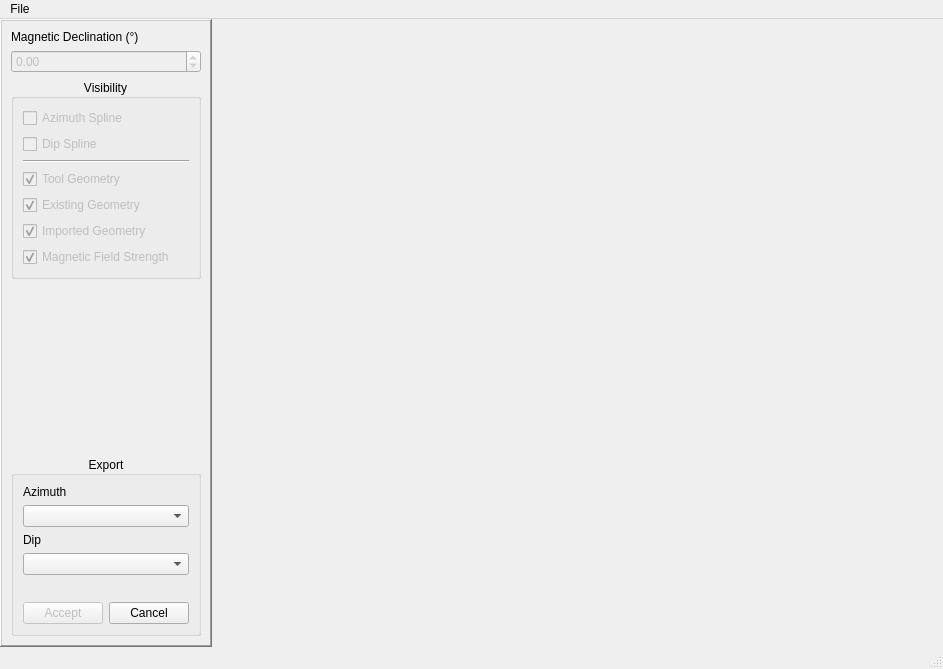
Before: the Qt Designer form src/qt_ui/pem_geometry.ui in Eric-Meunier/Processor-Suite, drawn with Qt 5.
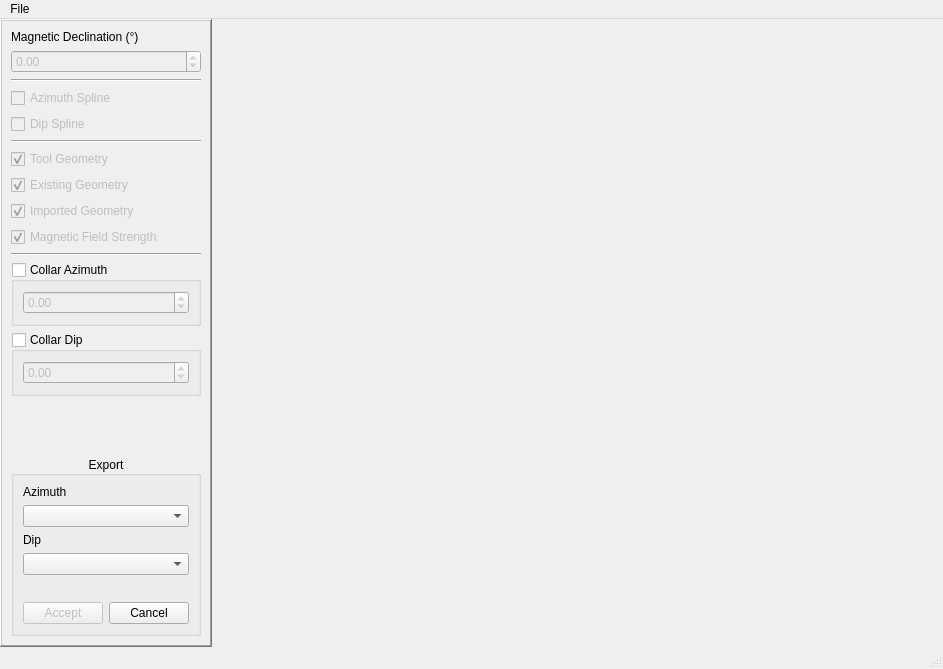
After: the same form once the commit is applied.

Commit message: Added collar azimuth and dip to pem_geometry.

```diff
--- a/src/qt_ui/pem_geometry.ui
+++ b/src/qt_ui/pem_geometry.ui
@@ -69,14 +69,12 @@
         </widget>
        </item>
        <item>
-        <widget class="QGroupBox" name="groupBox_2">
-         <property name="title">
-          <string>Visibility</string>
+        <widget class="Line" name="line_3">
+         <property name="orientation">
+          <enum>Qt::Horizontal</enum>
          </property>
-         <property name="alignment">
-          <set>Qt::AlignCenter</set>
-         </property>
-         <layout class="QVBoxLayout" name="verticalLayout_2">
+        </widget>
+       </item>
           <item>
            <widget class="QCheckBox" name="az_spline_cbox">
             <property name="enabled">
@@ -153,6 +151,72 @@
             </property>
             <property name="checked">
              <bool>true</bool>
+         </property>
+        </widget>
+       </item>
+       <item>
+        <widget class="Line" name="line_2">
+         <property name="orientation">
+          <enum>Qt::Horizontal</enum>
+         </property>
+        </widget>
+       </item>
+       <item>
+        <widget class="QGroupBox" name="collar_az_cbox">
+         <property name="title">
+          <string>Collar Azimuth</string>
+         </property>
+         <property name="flat">
+          <bool>false</bool>
+         </property>
+         <property name="checkable">
+          <bool>true</bool>
+         </property>
+         <property name="checked">
+          <bool>false</bool>
+         </property>
+         <layout class="QVBoxLayout" name="verticalLayout_3">
+          <item>
+           <widget class="QDoubleSpinBox" name="collar_az_sbox">
+            <property name="minimum">
+             <double>-360.000000000000000</double>
+            </property>
+            <property name="maximum">
+             <double>360.000000000000000</double>
+            </property>
+            <property name="singleStep">
+             <double>0.500000000000000</double>
+            </property>
+           </widget>
+          </item>
+         </layout>
+        </widget>
+       </item>
+       <item>
+        <widget class="QGroupBox" name="collar_dip_cbox">
+         <property name="title">
+          <string>Collar Dip</string>
+         </property>
+         <property name="flat">
+          <bool>false</bool>
+         </property>
+         <property name="checkable">
+          <bool>true</bool>
+         </property>
+         <property name="checked">
+          <bool>false</bool>
+         </property>
+         <layout class="QVBoxLayout" name="verticalLayout_4">
+          <item>
+           <widget class="QDoubleSpinBox" name="collar_dip_sbox">
+            <property name="minimum">
+             <double>-90.000000000000000</double>
+            </property>
+            <property name="maximum">
+             <double>90.000000000000000</double>
+            </property>
+            <property name="singleStep">
+             <double>0.500000000000000</double>
             </property>
            </widget>
           </item>
```
Lines whose indentation alone changed are shown as unchanged. The commit also changes 1 other file.
